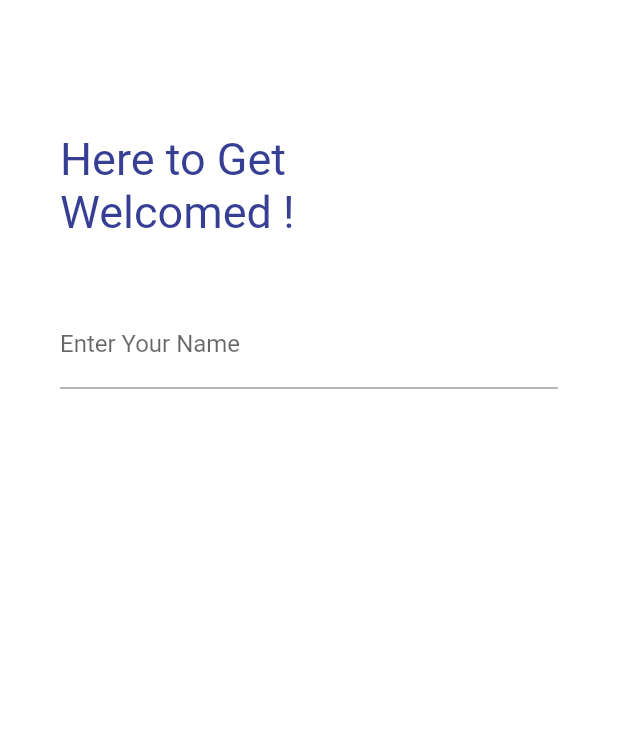
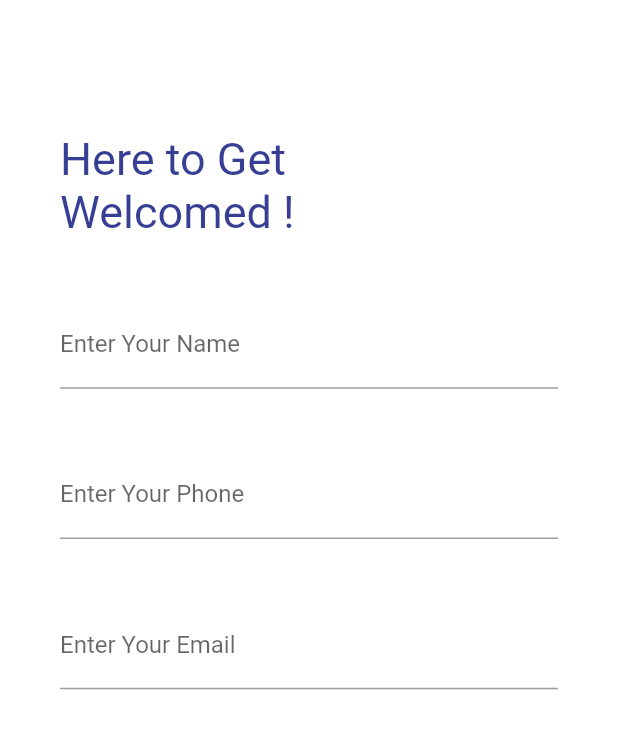
Before and after one commit to OxSama/FormLabWithFlutter, a Flutter app: the screen it shows after launch, on a phone screen of 412 x 824 dp. Shown: the top 729 px of the screen. Run offline on Flutter 3.47's test engine with Material 2 defaults, Android fonts, the phone set to English and light mode, and no system bars; our stand-ins replace flutter_neumorphic.

Commit message:
other FormText Fields

```diff
--- a/lib/main.dart
+++ b/lib/main.dart
@@ -61,6 +61,26 @@ class _HomeState extends State<Home> {
                   validator: (value) {
                   },
                 ),
+                SizedBox(
+                  height: height * 0.05,
+                ),
+                TextFormField(
+                  decoration: const InputDecoration(
+                    labelText: "Enter Your Phone",
+                  ),
+                  validator: (value) {
+                  },
+                ),
+                SizedBox(
+                  height: height * 0.05,
+                ),
+                TextFormField(
+                  decoration: const InputDecoration(
+                    labelText: "Enter Your Email",
+                  ),
+                  validator: (value) {
+                  },
+                ),
               ],
             ),
           ),
```
